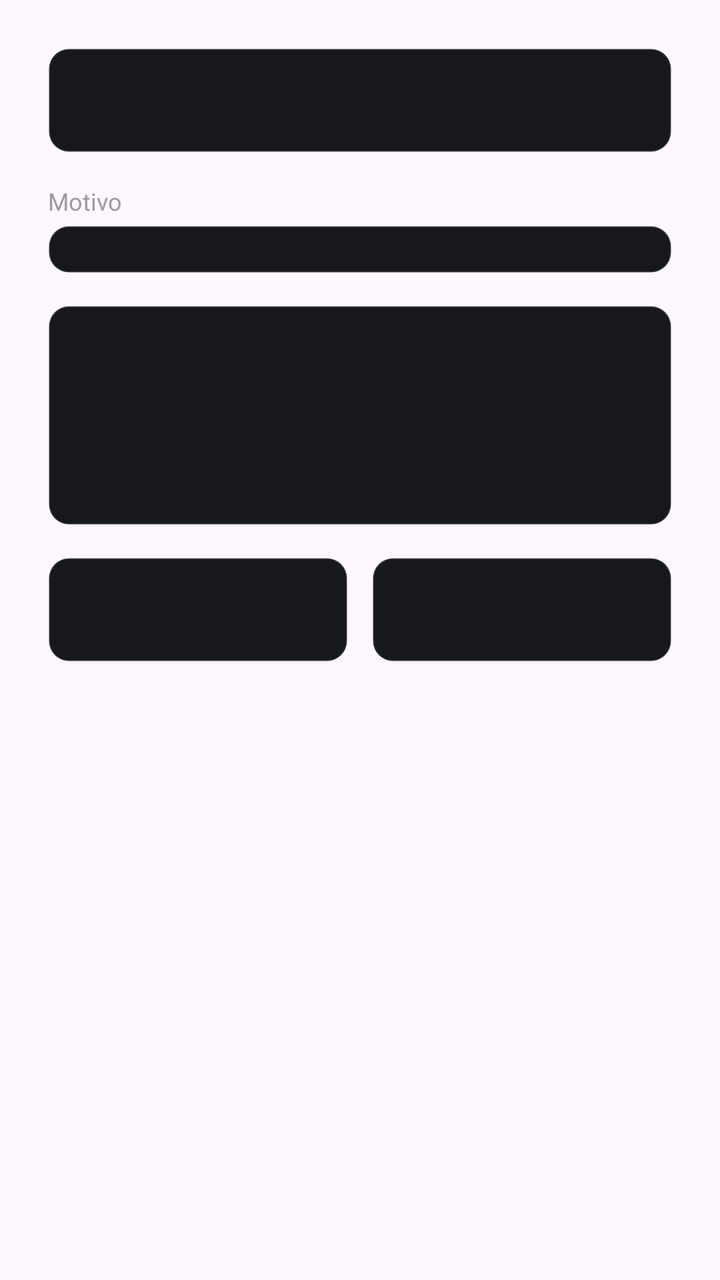
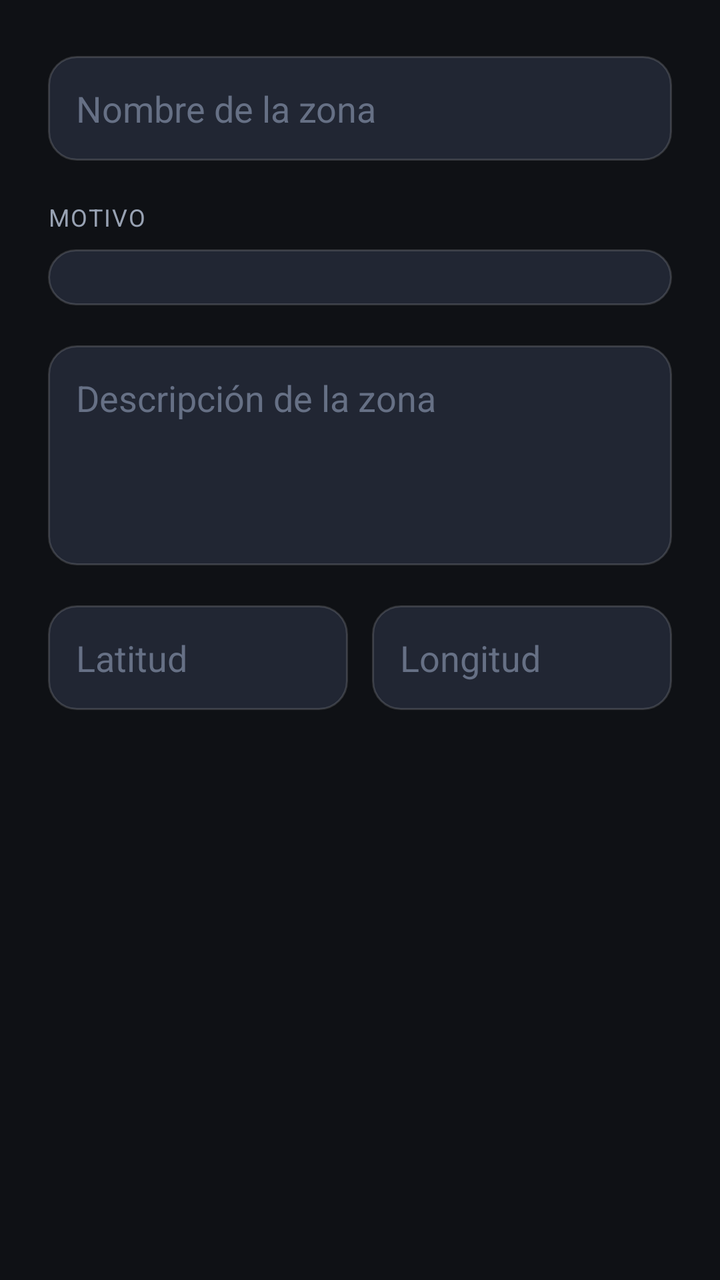

Compare the two renders of this Android layout. The source of the first and the diff that turns it into the second are given below.
<!-- AndroidManifest.xml: application theme Theme.Android1 -->
<!-- res/layout/dialog_zona.xml -->
<?xml version="1.0" encoding="utf-8"?>
<ScrollView xmlns:android="http://schemas.android.com/apk/res/android"
    android:layout_width="match_parent"
    android:layout_height="wrap_content">

    <androidx.constraintlayout.widget.ConstraintLayout
        xmlns:app="http://schemas.android.com/apk/res-auto"
        android:layout_width="match_parent"
        android:layout_height="wrap_content"
        android:padding="24dp">

        <EditText
            android:id="@+id/campoZonaNombre"
            android:layout_width="0dp"
            android:layout_height="wrap_content"
            android:autofillHints=""
            android:background="@drawable/campo_texto"
            android:hint="@string/form_zona_nombre_hint"
            android:inputType="textCapWords"
            android:padding="14dp"
            android:textColor="@color/textoPrimario"
            app:layout_constraintEnd_toEndOf="parent"
            app:layout_constraintStart_toStartOf="parent"
            app:layout_constraintTop_toTopOf="parent" />

        <TextView
            android:id="@+id/rotuloZonaCategoria"
            android:layout_width="wrap_content"
            android:layout_height="wrap_content"
            android:layout_marginTop="16dp"
            android:text="@string/form_categoria"
            android:textColor="@color/textoSecundario"
            android:textSize="12sp"
            app:layout_constraintStart_toStartOf="parent"
            app:layout_constraintTop_toBottomOf="@id/campoZonaNombre" />

        <Spinner
            android:id="@+id/spinnerZonaCategoria"
            android:layout_width="0dp"
            android:layout_height="wrap_content"
            android:layout_marginTop="4dp"
            android:background="@drawable/campo_texto"
            android:paddingTop="12dp"
            android:paddingBottom="12dp"
            app:layout_constraintEnd_toEndOf="parent"
            app:layout_constraintStart_toStartOf="parent"
            app:layout_constraintTop_toBottomOf="@id/rotuloZonaCategoria" />

        <EditText
            android:id="@+id/campoZonaDescripcion"
            android:layout_width="0dp"
            android:layout_height="110dp"
            android:layout_marginTop="16dp"
            android:background="@drawable/campo_texto"
            android:gravity="top"
            android:hint="@string/form_zona_descripcion_hint"
            android:inputType="textMultiLine"
            android:padding="14dp"
            android:textColor="@color/textoPrimario"
            app:layout_constraintEnd_toEndOf="parent"
            app:layout_constraintStart_toStartOf="parent"
            app:layout_constraintTop_toBottomOf="@id/spinnerZonaCategoria" />

        <EditText
            android:id="@+id/campoZonaLatitud"
            android:layout_width="0dp"
            android:layout_height="wrap_content"
            android:layout_marginTop="16dp"
            android:layout_marginEnd="6dp"
            android:autofillHints=""
            android:background="@drawable/campo_texto"
            android:hint="@string/form_latitud_hint"
            android:inputType="numberDecimal|numberSigned"
            android:padding="14dp"
            android:textColor="@color/textoPrimario"
            app:layout_constraintEnd_toStartOf="@id/campoZonaLongitud"
            app:layout_constraintStart_toStartOf="parent"
            app:layout_constraintTop_toBottomOf="@id/campoZonaDescripcion" />

        <EditText
            android:id="@+id/campoZonaLongitud"
            android:layout_width="0dp"
            android:layout_height="wrap_content"
            android:layout_marginStart="6dp"
            android:autofillHints=""
            android:background="@drawable/campo_texto"
            android:hint="@string/form_longitud_hint"
            android:inputType="numberDecimal|numberSigned"
            android:padding="14dp"
            android:textColor="@color/textoPrimario"
            app:layout_constraintEnd_toEndOf="parent"
            app:layout_constraintStart_toEndOf="@id/campoZonaLatitud"
            app:layout_constraintTop_toTopOf="@id/campoZonaLatitud" />

    </androidx.constraintlayout.widget.ConstraintLayout>

</ScrollView>
<!-- resources referenced by this layout -->
<resources>
  <color name="textoPrimario">#FFECE2E3</color>
  <color name="textoSecundario">#FF9A9AA0</color>
  <!-- drawable campo_texto (drawable) -->
  <?xml version="1.0" encoding="utf-8"?>
  <shape xmlns:android="http://schemas.android.com/apk/res/android"
      android:shape="rectangle">
      <solid android:color="@color/fondoTarjeta" />
      <corners android:radius="10dp" />
      <stroke
          android:width="1dp"
          android:color="@color/separador" />
  </shape>
  <string name="form_categoria">Motivo</string>
  <string name="form_latitud_hint">Latitud</string>
  <string name="form_longitud_hint">Longitud</string>
  <string name="form_zona_descripcion_hint">Descripción de la zona</string>
  <string name="form_zona_nombre_hint">Nombre de la zona</string>
  <style name="Theme.Android1" parent="Base.Theme.Android1" />
  <color name="fondoTarjeta">#FF16181D</color>
  <color name="separador">#26FFFFFF</color>
  <style name="Base.Theme.Android1" parent="Theme.Material3.DayNight.NoActionBar">
          
          
      </style>
</resources>

<!-- the commit's change to res/layout/dialog_zona.xml (unified diff, before → after) -->
@@ -11,83 +11,73 @@
 
         <EditText
             android:id="@+id/campoZonaNombre"
+            style="@style/CampoTexto"
             android:layout_width="0dp"
             android:layout_height="wrap_content"
+            android:layout_marginTop="4dp"
             android:autofillHints=""
-            android:background="@drawable/campo_texto"
             android:hint="@string/form_zona_nombre_hint"
             android:inputType="textCapWords"
-            android:padding="14dp"
-            android:textColor="@color/textoPrimario"
             app:layout_constraintEnd_toEndOf="parent"
             app:layout_constraintStart_toStartOf="parent"
             app:layout_constraintTop_toTopOf="parent" />
 
         <TextView
             android:id="@+id/rotuloZonaCategoria"
-            android:layout_width="wrap_content"
-            android:layout_height="wrap_content"
-            android:layout_marginTop="16dp"
+            style="@style/RotuloCampo"
+            android:layout_marginTop="20dp"
             android:text="@string/form_categoria"
-            android:textColor="@color/textoSecundario"
-            android:textSize="12sp"
             app:layout_constraintStart_toStartOf="parent"
             app:layout_constraintTop_toBottomOf="@id/campoZonaNombre" />
 
         <Spinner
             android:id="@+id/spinnerZonaCategoria"
+            style="@style/CampoTexto"
             android:layout_width="0dp"
             android:layout_height="wrap_content"
-            android:layout_marginTop="4dp"
-            android:background="@drawable/campo_texto"
-            android:paddingTop="12dp"
-            android:paddingBottom="12dp"
+            android:layout_marginTop="8dp"
+            android:paddingTop="14dp"
+            android:paddingBottom="14dp"
             app:layout_constraintEnd_toEndOf="parent"
             app:layout_constraintStart_toStartOf="parent"
             app:layout_constraintTop_toBottomOf="@id/rotuloZonaCategoria" />
 
         <EditText
             android:id="@+id/campoZonaDescripcion"
+            style="@style/CampoTexto"
             android:layout_width="0dp"
             android:layout_height="110dp"
-            android:layout_marginTop="16dp"
-            android:background="@drawable/campo_texto"
+            android:layout_marginTop="20dp"
             android:gravity="top"
             android:hint="@string/form_zona_descripcion_hint"
             android:inputType="textMultiLine"
-            android:padding="14dp"
-            android:textColor="@color/textoPrimario"
             app:layout_constraintEnd_toEndOf="parent"
             app:layout_constraintStart_toStartOf="parent"
             app:layout_constraintTop_toBottomOf="@id/spinnerZonaCategoria" />
 
         <EditText
             android:id="@+id/campoZonaLatitud"
+            style="@style/CampoTexto"
             android:layout_width="0dp"
             android:layout_height="wrap_content"
-            android:layout_marginTop="16dp"
+            android:layout_marginTop="20dp"
             android:layout_marginEnd="6dp"
             android:autofillHints=""
-            android:background="@drawable/campo_texto"
             android:hint="@string/form_latitud_hint"
             android:inputType="numberDecimal|numberSigned"
-            android:padding="14dp"
-            android:textColor="@color/textoPrimario"
             app:layout_constraintEnd_toStartOf="@id/campoZonaLongitud"
             app:layout_constraintStart_toStartOf="parent"
             app:layout_constraintTop_toBottomOf="@id/campoZonaDescripcion" />
 
         <EditText
             android:id="@+id/campoZonaLongitud"
+            style="@style/CampoTexto"
             android:layout_width="0dp"
             android:layout_height="wrap_content"
             android:layout_marginStart="6dp"
             android:autofillHints=""
-            android:background="@drawable/campo_texto"
             android:hint="@string/form_longitud_hint"
             android:inputType="numberDecimal|numberSigned"
-            android:padding="14dp"
-            android:textColor="@color/textoPrimario"
             app:layout_constraintEnd_toEndOf="parent"
             app:layout_constraintStart_toEndOf="@id/campoZonaLatitud"
             app:layout_constraintTop_toTopOf="@id/campoZonaLatitud" />
<!-- resource entries referenced after the edit -->
@@ -1,28 +1,51 @@
 <!-- resources referenced by this layout -->
 <resources>
-  <color name="textoPrimario">#FFECE2E3</color>
-  <color name="textoSecundario">#FF9A9AA0</color>
+  <color name="textoPrimario">#FFF3F5F9</color>
+  <color name="textoTenue">#FF667085</color>
+  <color name="textoSecundario">#FF98A2B3</color>
   <!-- drawable campo_texto (drawable) -->
   <?xml version="1.0" encoding="utf-8"?>
   <shape xmlns:android="http://schemas.android.com/apk/res/android"
       android:shape="rectangle">
-      <solid android:color="@color/fondoTarjeta" />
-      <corners android:radius="10dp" />
+      <solid android:color="@color/superficie" />
+      <corners android:radius="14dp" />
       <stroke
           android:width="1dp"
-          android:color="@color/separador" />
+          android:color="@color/bordeSuave" />
   </shape>
   <string name="form_categoria">Motivo</string>
   <string name="form_latitud_hint">Latitud</string>
   <string name="form_longitud_hint">Longitud</string>
   <string name="form_zona_descripcion_hint">Descripción de la zona</string>
   <string name="form_zona_nombre_hint">Nombre de la zona</string>
+  <style name="CampoTexto" parent="Widget.AppCompat.EditText">
+          <item name="android:background">@drawable/campo_texto</item>
+          <item name="android:textColor">@color/textoPrimario</item>
+          <item name="android:textColorHint">@color/textoTenue</item>
+          <item name="android:padding">14dp</item>
+      </style>
+  <style name="RotuloCampo">
+          <item name="android:layout_width">wrap_content</item>
+          <item name="android:layout_height">wrap_content</item>
+          <item name="android:textColor">@color/textoSecundario</item>
+          <item name="android:textSize">12sp</item>
+          <item name="android:letterSpacing">0.06</item>
+          <item name="android:textAllCaps">true</item>
+      </style>
   <style name="Theme.Android1" parent="Base.Theme.Android1" />
-  <color name="fondoTarjeta">#FF16181D</color>
-  <color name="separador">#26FFFFFF</color>
+  <color name="fondoTarjeta">#FF191D26</color>
   <style name="Base.Theme.Android1" parent="Theme.Material3.DayNight.NoActionBar">
-          
-          
+          <item name="android:colorBackground">@color/fondoApp</item>
+          <item name="colorPrimary">@color/acento</item>
+          <item name="colorOnPrimary">@color/blanco</item>
+          <item name="colorSurface">@color/fondoTarjeta</item>
+          <item name="android:textColorPrimary">@color/textoPrimario</item>
+          <item name="android:textColorSecondary">@color/textoSecundario</item>
       </style>
+  <color name="superficie">#FF212633</color>
+  <color name="bordeSuave">#26FFFFFF</color>
+  <color name="fondoApp">#FF0F1115</color>
+  <color name="acento">#FFFF7043</color>
+  <color name="blanco">#FFFFFFFF</color>
 </resources>
 
